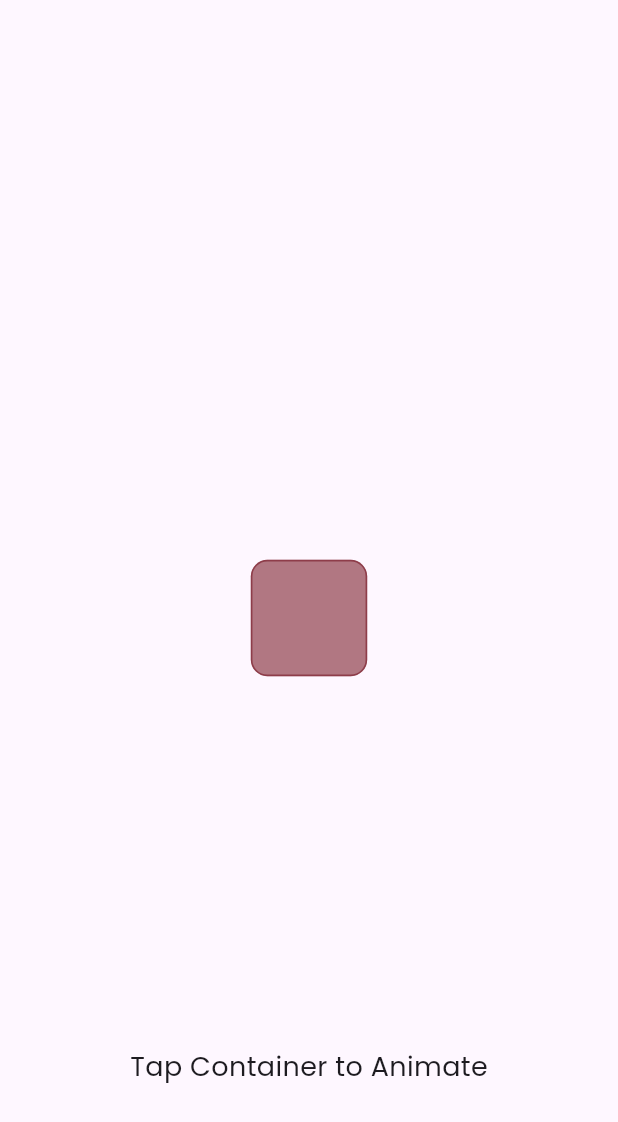
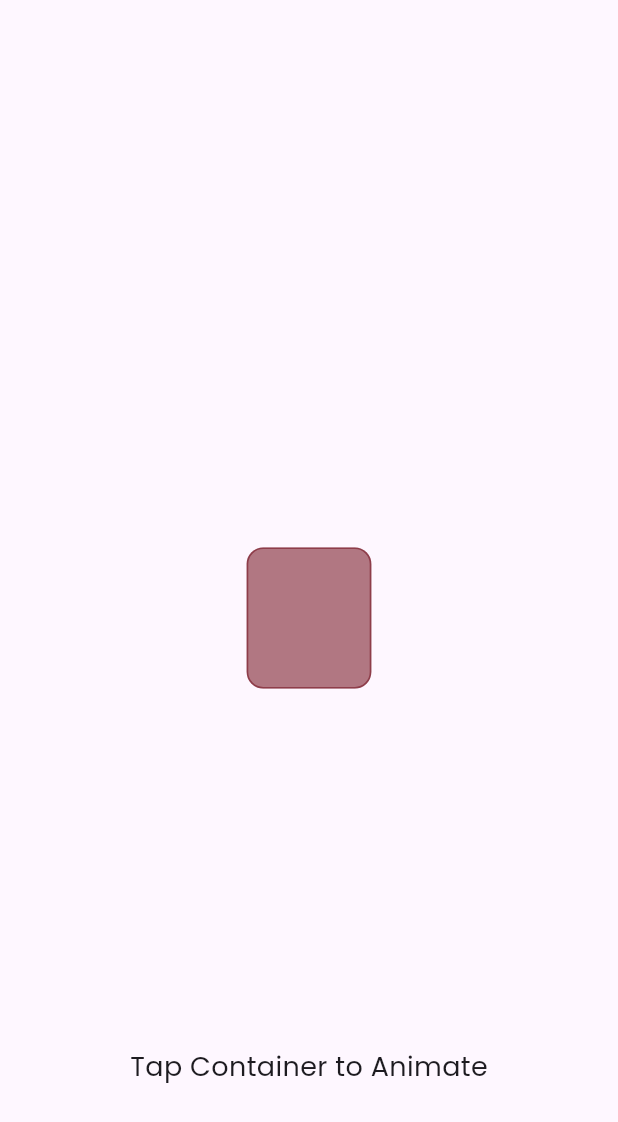
Before and after one commit to bhawesh2002/animotion_gallery, a Flutter app: the AniContainerPage screen opened directly, on a phone screen of 412 x 824 dp. Shown: the top 1122 px of the screen. Run offline on Flutter 3.47's test engine with Material 3 defaults, Android fonts, the phone set to English and light mode, and no system bars; our stand-ins replace google_fonts.

Commit message:
Update AniContainer dimensions and alignment

```diff
--- a/lib/implicit animations/ani_container.dart
+++ b/lib/implicit animations/ani_container.dart
@@ -14,7 +14,7 @@ class AniContainerPage extends StatelessWidget {
             Positioned.fill(
               child: Align(
                 alignment: Alignment.center,
-                child: AniContainer(),
+                child: SizedBox(child: AniContainer()),
               ),
             ),
             Positioned.fill(
@@ -86,11 +86,11 @@ class _AniContainerState extends State<AniContainer> {
 }
 
 double randHeight() {
-  return Random().nextDouble() * (300 - 50) + 50;
+  return Random().nextDouble() * (450 - 50) + 50;
 }
 
 double randWidth() {
-  return Random().nextDouble() * (300 - 50) + 50;
+  return Random().nextDouble() * (350 - 50) + 50;
 }
 
 Color randColor() {
```
